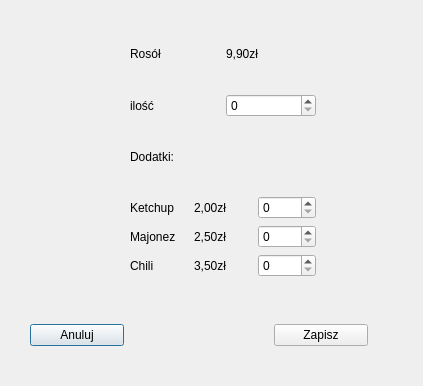
First picture: the form in ordering-food-app-2/produkt.ui, repository Gipsonek123/Ordering-food-app, before the edit.
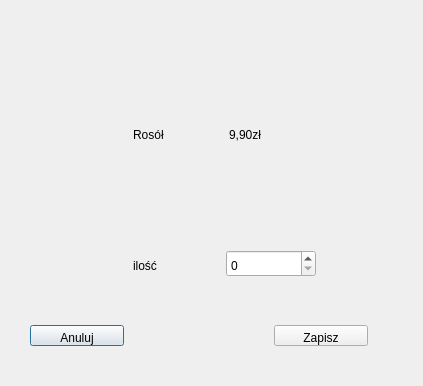
Second picture: the form after the edit. The open tabs and pages were chosen to show the change.

Patch:
```diff
--- a/ordering-food-app-2/produkt.ui
+++ b/ordering-food-app-2/produkt.ui
@@ -736,6 +736,11 @@
        <layout class="QHBoxLayout" name="horizontalLayout_9">
         <item>
          <widget class="QLabel" name="name71">
+          <property name="styleSheet">
+           <string notr="true">	font: 350 9pt &quot;Cascadia Code SemiLight&quot;;
+	padding-top: 5px;
+</string>
+          </property>
           <property name="text">
            <string>Rosół</string>
           </property>
@@ -743,6 +748,11 @@
         </item>
         <item>
          <widget class="QLabel" name="price71">
+          <property name="styleSheet">
+           <string notr="true">	font: 350 9pt &quot;Cascadia Code SemiLight&quot;;
+	padding-top: 5px;
+</string>
+          </property>
           <property name="text">
            <string>9,90zł</string>
           </property>
@@ -754,83 +764,24 @@
        <layout class="QHBoxLayout" name="horizontalLayout_60">
         <item>
          <widget class="QLabel" name="label_63">
+          <property name="styleSheet">
+           <string notr="true">	font: 350 9pt &quot;Cascadia Code SemiLight&quot;;
+	padding-top: 5px;
+</string>
+          </property>
           <property name="text">
            <string>ilość</string>
           </property>
          </widget>
         </item>
         <item>
-         <widget class="QSpinBox" name="amountItem71"/>
-        </item>
-       </layout>
-      </item>
-      <item>
-       <widget class="QLabel" name="label_64">
-        <property name="text">
-         <string>Dodatki:</string>
-        </property>
-       </widget>
-      </item>
-      <item>
-       <layout class="QHBoxLayout" name="horizontalLayout_61">
-        <item>
-         <widget class="QLabel" name="name72">
-          <property name="text">
-           <string>Ketchup</string>
+         <widget class="QSpinBox" name="amountItem71">
+          <property name="styleSheet">
+           <string notr="true">	font: 350 9pt &quot;Cascadia Code SemiLight&quot;;
+	padding-top: 5px;
+</string>
           </property>
          </widget>
-        </item>
-        <item>
-         <widget class="QLabel" name="price72">
-          <property name="text">
-           <string>2,00zł</string>
-          </property>
-         </widget>
-        </item>
-        <item>
-         <widget class="QSpinBox" name="amountItem72"/>
-        </item>
-       </layout>
-      </item>
-      <item>
-       <layout class="QHBoxLayout" name="horizontalLayout_62">
-        <item>
-         <widget class="QLabel" name="name73">
-          <property name="text">
-           <string>Majonez</string>
-          </property>
-         </widget>
-        </item>
-        <item>
-         <widget class="QLabel" name="price73">
-          <property name="text">
-           <string>2,50zł</string>
-          </property>
-         </widget>
-        </item>
-        <item>
-         <widget class="QSpinBox" name="amountItem73"/>
-        </item>
-       </layout>
-      </item>
-      <item>
-       <layout class="QHBoxLayout" name="horizontalLayout_63">
-        <item>
-         <widget class="QLabel" name="name74">
-          <property name="text">
-           <string>Chili</string>
-          </property>
-         </widget>
-        </item>
-        <item>
-         <widget class="QLabel" name="price74">
-          <property name="text">
-           <string>3,50zł</string>
-          </property>
-         </widget>
-        </item>
-        <item>
-         <widget class="QSpinBox" name="amountItem74"/>
         </item>
        </layout>
       </item>
@@ -2129,6 +2080,11 @@
     </property>
     <item>
      <widget class="QPushButton" name="pushButton">
+      <property name="styleSheet">
+       <string notr="true">	font: 350 9pt &quot;Cascadia Code SemiLight&quot;;
+	padding-top: 5px;
+</string>
+      </property>
       <property name="text">
        <string>Anuluj</string>
       </property>
@@ -2136,6 +2092,11 @@
     </item>
     <item>
      <widget class="QPushButton" name="pushButton_2">
+      <property name="styleSheet">
+       <string notr="true">	font: 350 9pt &quot;Cascadia Code SemiLight&quot;;
+	padding-top: 5px;
+</string>
+      </property>
       <property name="text">
        <string>Zapisz</string>
       </property>
```
Left out of the diff: 1483 changed lines with no effect on the pictures.
